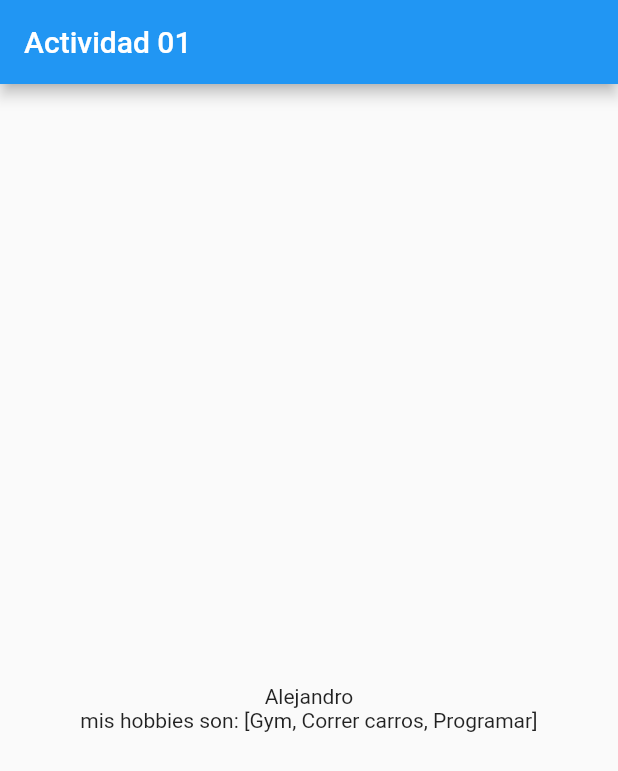
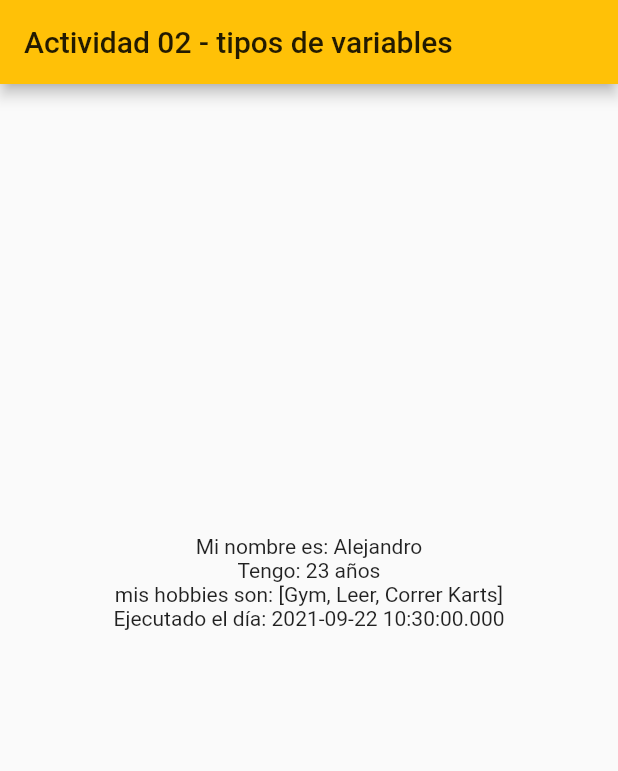
Before and after one commit to Alex980102/piensa_flutter_dart, a Flutter app: the screen it shows after launch, on a phone screen of 412 x 824 dp. Shown: the top 771 px of the screen. Run offline on Flutter 3.47's test engine with Material 2 defaults, Android fonts, the phone set to English and light mode, and no system bars.

Commit message:
main actualizado tipo de datos y variables

```diff
--- a/dart/clase_01/tipos_datos/lib/main.dart
+++ b/dart/clase_01/tipos_datos/lib/main.dart
@@ -1,17 +1,19 @@
 import 'package:flutter/material.dart';
 
-void main() => runApp(MyApp());
+void main() => runApp(const MyApp());
 
 class MyApp extends StatelessWidget {
-  MyApp({Key? key}) : super(key: key);
+  const MyApp({Key? key}) : super(key: key);
   @override
   Widget build(BuildContext context) {
     return MaterialApp(
+      theme:
+          ThemeData(brightness: Brightness.light, primarySwatch: Colors.amber),
       debugShowCheckedModeBanner: false,
       title: 'Piensa Programación',
       home: Scaffold(
         appBar: AppBar(
-          title: const Text('Actividad 01'),
+          title: const Text('Actividad 1 - Tipos de datos'),
         ),
         body: Center(
           child: Column(
@@ -26,35 +28,28 @@ class MyApp extends StatelessWidget {
 List<Widget> actividad01() {
   // Empieza la actividad
 
-  // TODO:
-
   String nombre = 'Alejandro';
   int edad = 23;
-  List<String> hobbies = ['Gym', 'Correr carros', 'Programar'];
-  // TODO: Apellido
-  // TODO: Si tienen pareja usar bool
-  // TODO:
-  // TODO: Poner variables
-  // TODO:
+  List<String> hobbies = ['Gym', 'Leer', 'Correr Karts'];
+  final programa = DateTime.now();
 
-  // Termina la actividad
+  final retornarNombre = Text('Mi nombre es: $nombre');
+  final retornarEdad = Text('Tengo: $edad años');
+  final retornarHobbies = Text('mis hobbies son: $hobbies');
+  final retornarPrograma = Text('Ejecutado el día: $programa');
 
-  try {
   if (nombre is String && edad is int) {
     return [
-        const SizedBox(height: 400),
-        Text(nombre),
-        Text('mis hobbies son: ${hobbies}')
+      const SizedBox(height: 300),
+      retornarNombre,
+      retornarEdad,
+      retornarHobbies,
+      retornarPrograma
     ];
   } else {
     return [
       const SizedBox(height: 400),
-        Text('No es un string'),
-        Text('${hobbies}')
+      const Text('hay un problema en el código favor de revisarlo')
     ];
   }
-  } catch (e) {
-    print(e);
-    return [Text(e.toString())];
 }
-}
--- a/dart/clase_01/tipos_variables/lib/main.dart
+++ b/dart/clase_01/tipos_variables/lib/main.dart
@@ -1,17 +1,19 @@
 import 'package:flutter/material.dart';
 
-void main() => runApp(MyApp());
+void main() => runApp(const MyApp());
 
 class MyApp extends StatelessWidget {
-  MyApp({Key? key}) : super(key: key);
+  const MyApp({Key? key}) : super(key: key);
   @override
   Widget build(BuildContext context) {
     return MaterialApp(
+      theme:
+          ThemeData(brightness: Brightness.light, primarySwatch: Colors.amber),
       debugShowCheckedModeBanner: false,
       title: 'Piensa Programación',
       home: Scaffold(
         appBar: AppBar(
-          title: const Text('Actividad 01'),
+          title: const Text('Actividad 02 - tipos de variables'),
         ),
         body: Center(
           child: Column(
@@ -26,35 +28,28 @@ class MyApp extends StatelessWidget {
 List<Widget> actividad01() {
   // Empieza la actividad
 
-  // TODO:
+  const nombre = 'Alejandro';
+  const edad = 23;
+  const hobbies = ['Gym', 'Leer', 'Correr Karts'];
+  final programa = DateTime.now();
 
-  String nombre = 'Alejandro';
-  int edad = 23;
-  List<String> hobbies = ['Gym', 'Correr carros', 'Programar'];
-  // TODO: Apellido
-  // TODO: Si tienen pareja usar bool
-  // TODO:
-  // TODO: Poner variables
-  // TODO:
+  const retornarNombre = Text('Mi nombre es: $nombre');
+  const retornarEdad = Text('Tengo: $edad años');
+  final retornarHobbies = Text('mis hobbies son: $hobbies');
+  final retornarPrograma = Text('Ejecutado el día: $programa');
 
-  // Termina la actividad
-
-  try {
   if (nombre is String && edad is int) {
     return [
-        const SizedBox(height: 400),
-        Text('${nombre}'),
-        Text('mis hobbies son: ${hobbies}')
+      const SizedBox(height: 300),
+      retornarNombre,
+      retornarEdad,
+      retornarHobbies,
+      retornarPrograma
     ];
   } else {
     return [
       const SizedBox(height: 400),
-        Text('No es un string'),
-        Text('${hobbies}')
+      const Text('hay un problema en el código favor de revisarlo')
     ];
   }
-  } catch (e) {
-    print(e);
-    return [Text(e.toString())];
 }
-}
```
Lines whose indentation alone changed are shown as unchanged.
